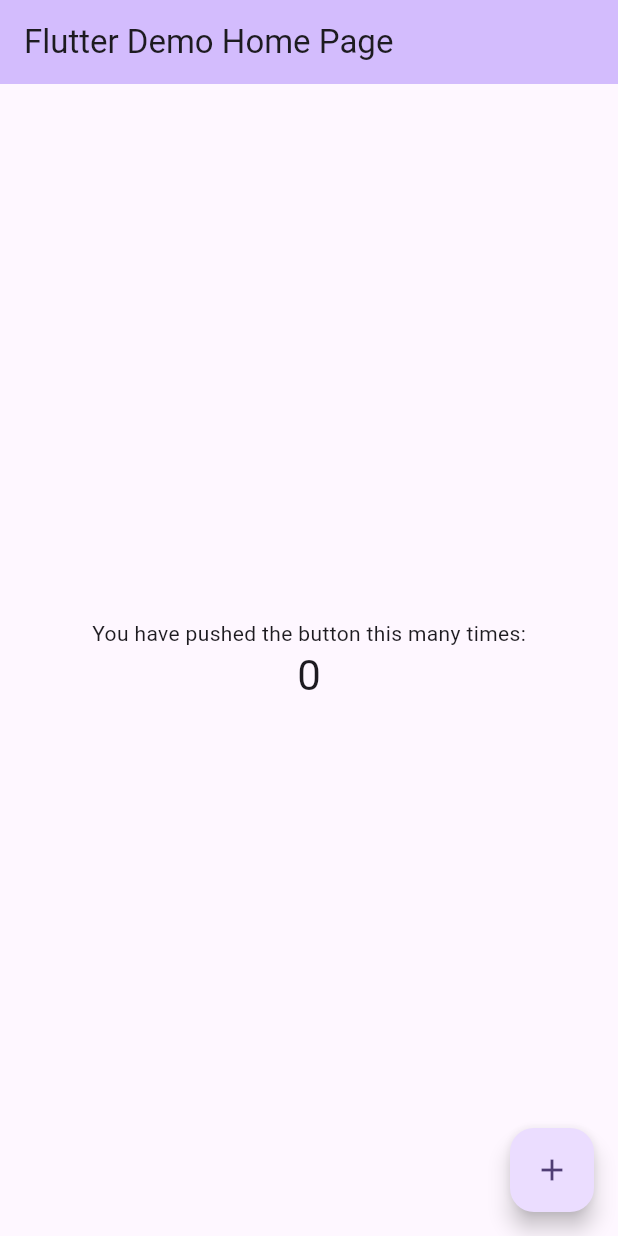
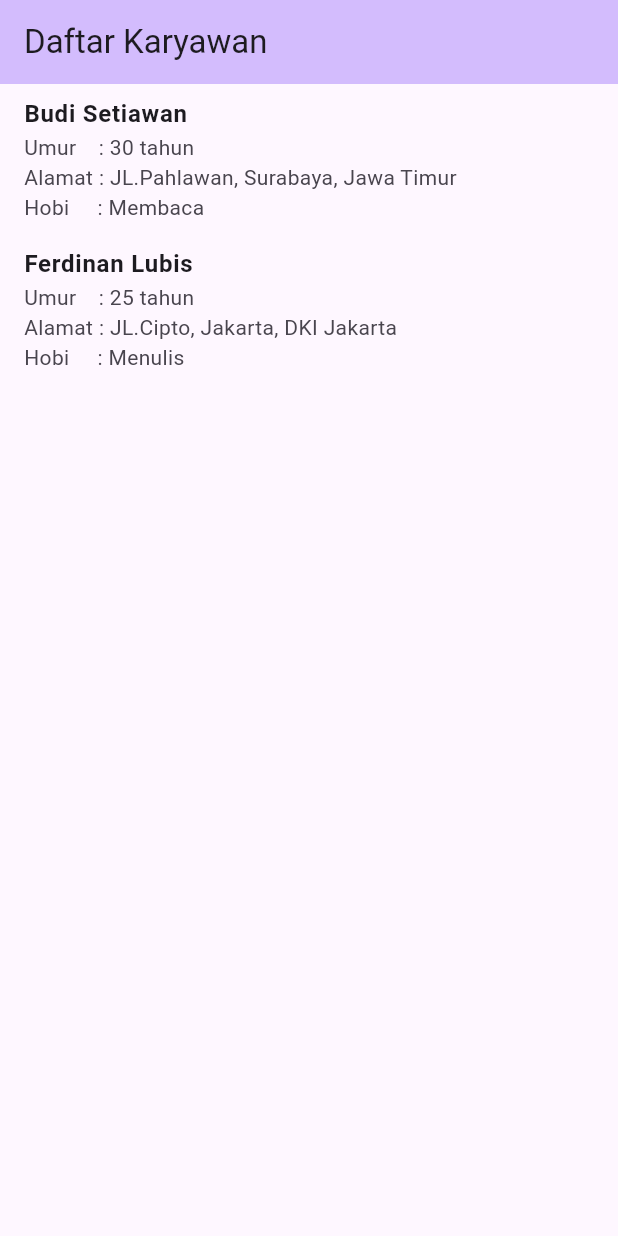
Before and after one commit to Mobile-Programming-MDP/project-latihan-pab2-MichaelRichi, a Flutter app: the screen it shows after launch, on a phone screen of 412 x 824 dp. Run offline on Flutter 3.47's test engine with Material 3 defaults, Android fonts, the phone set to English and light mode, and no system bars.

Commit message:
ADD : Home Page List Data Karyawan

```diff
--- /dev/null
+++ b/karyawan/assets/karyawan.json
@@ -0,0 +1,22 @@
+[
+    {
+        "nama" : "Budi Setiawan",
+        "umur" : 30,
+        "alamat" : {
+            "jalan" : "JL.Pahlawan",
+            "kota" : "Surabaya",
+            "provinsi" : "Jawa Timur"
+        },
+        "hobi" : ["Membaca", "Bersepeda"]
+    },
+    {
+        "nama" : "Ferdinan Lubis",
+        "umur" : 25,
+        "alamat" : {
+            "jalan" : "JL.Cipto",
+            "kota" : "Jakarta",
+            "provinsi" : "DKI Jakarta"
+        },
+        "hobi" : ["Menulis", "Makan"]
+    }
+]
--- a/karyawan/lib/main.dart
+++ b/karyawan/lib/main.dart
@@ -1,4 +1,7 @@
+import 'dart:convert';
 import 'package:flutter/material.dart';
+import 'package:flutter/services.dart';
+import 'package:karyawan/models/karyawan.dart';
 
 void main() {
   runApp(const MyApp());
@@ -7,119 +10,76 @@ void main() {
 class MyApp extends StatelessWidget {
   const MyApp({super.key});
 
-  // This widget is the root of your application.
   @override
   Widget build(BuildContext context) {
     return MaterialApp(
-      title: 'Flutter Demo',
+      title: "Daftar Karyawan",
       theme: ThemeData(
-        // This is the theme of your application.
-        //
-        // TRY THIS: Try running your application with "flutter run". You'll see
-        // the application has a purple toolbar. Then, without quitting the app,
-        // try changing the seedColor in the colorScheme below to Colors.green
-        // and then invoke "hot reload" (save your changes or press the "hot
-        // reload" button in a Flutter-supported IDE, or press "r" if you used
-        // the command line to start the app).
-        //
-        // Notice that the counter didn't reset back to zero; the application
-        // state is not lost during the reload. To reset the state, use hot
-        // restart instead.
-        //
-        // This works for code too, not just values: Most code changes can be
-        // tested with just a hot reload.
         colorScheme: ColorScheme.fromSeed(seedColor: Colors.deepPurple),
         useMaterial3: true,
       ),
-      home: const MyHomePage(title: 'Flutter Demo Home Page'),
+      home: const MyHomePage(),
     );
   }
 }
 
-class MyHomePage extends StatefulWidget {
-  const MyHomePage({super.key, required this.title});
+class MyHomePage extends StatelessWidget {
+  const MyHomePage({super.key});
 
-  // This widget is the home page of your application. It is stateful, meaning
-  // that it has a State object (defined below) that contains fields that affect
-  // how it looks.
-
-  // This class is the configuration for the state. It holds the values (in this
-  // case the title) provided by the parent (in this case the App widget) and
-  // used by the build method of the State. Fields in a Widget subclass are
-  // always marked "final".
-
-  final String title;
-
-  @override
-  State<MyHomePage> createState() => _MyHomePageState();
-}
-
-class _MyHomePageState extends State<MyHomePage> {
-  int _counter = 0;
-
-  void _incrementCounter() {
-    setState(() {
-      // This call to setState tells the Flutter framework that something has
-      // changed in this State, which causes it to rerun the build method below
-      // so that the display can reflect the updated values. If we changed
-      // _counter without calling setState(), then the build method would not be
-      // called again, and so nothing would appear to happen.
-      _counter++;
-    });
+  // Method untuk membaca data dari file json
+  Future<List<Karyawan>> _readJsonData() async {
+    String response = await rootBundle.loadString("assets/karyawan.json");
+    // Json Decode = Convert Json dari String
+    // List Dynamic dipakai karena data json berbentuk array
+    final List<dynamic> data = json.decode(response);
+    // Mengubah Data Json menjadi List Karyawan
+    return data.map((json) => Karyawan.fromJson(json)).toList();
   }
 
   @override
   Widget build(BuildContext context) {
-    // This method is rerun every time setState is called, for instance as done
-    // by the _incrementCounter method above.
-    //
-    // The Flutter framework has been optimized to make rerunning build methods
-    // fast, so that you can just rebuild anything that needs updating rather
-    // than having to individually change instances of widgets.
     return Scaffold(
       appBar: AppBar(
-        // TRY THIS: Try changing the color here to a specific color (to
-        // Colors.amber, perhaps?) and trigger a hot reload to see the AppBar
-        // change color while the other colors stay the same.
         backgroundColor: Theme.of(context).colorScheme.inversePrimary,
-        // Here we take the value from the MyHomePage object that was created by
-        // the App.build method, and use it to set our appbar title.
-        title: Text(widget.title),
+        title: const Text("Daftar Karyawan"),
       ),
-      body: Center(
-        // Center is a layout widget. It takes a single child and positions it
-        // in the middle of the parent.
-        child: Column(
-          // Column is also a layout widget. It takes a list of children and
-          // arranges them vertically. By default, it sizes itself to fit its
-          // children horizontally, and tries to be as tall as its parent.
-          //
-          // Column has various properties to control how it sizes itself and
-          // how it positions its children. Here we use mainAxisAlignment to
-          // center the children vertically; the main axis here is the vertical
-          // axis because Columns are vertical (the cross axis would be
-          // horizontal).
-          //
-          // TRY THIS: Invoke "debug painting" (choose the "Toggle Debug Paint"
-          // action in the IDE, or press "p" in the console), to see the
-          // wireframe for each widget.
-          mainAxisAlignment: MainAxisAlignment.center,
-          children: <Widget>[
-            const Text(
-              'You have pushed the button this many times:',
-            ),
-            Text(
-              '$_counter',
-              style: Theme.of(context).textTheme.headlineMedium,
-            ),
-          ],
-        ),
+      body: FutureBuilder<List<Karyawan>>(
+        future: _readJsonData(),
+        builder: (context, snapshot) {
+          if (snapshot.hasData) {
+            return ListView.builder(
+                itemCount: snapshot.data!.length,
+                itemBuilder: (context, index) {
+                  return ListTile(
+                    title: Text(
+                      snapshot.data![index].nama,
+                      style: const TextStyle(fontWeight: FontWeight.bold),
+                    ),
+                    subtitle: Column(
+                      crossAxisAlignment: CrossAxisAlignment.start,
+                      children: [
+                        Text("Umur    : ${snapshot.data![index].umur} tahun"),
+                        Text("Alamat : ${snapshot.data![index].alamat.jalan}, "
+                            "${snapshot.data![index].alamat.kota}, "
+                            "${snapshot.data![index].alamat.provinsi}"),
+                        if (snapshot.data![index].hobi.length > 1)
+                          Text("Hobi     : ${snapshot.data![index].hobi[0]}"),
+                        // Text(
+                        //     "Hobi     : ${snapshot.data![index].hobi.join(", ")}"),
+                      ],
+                    ),
+                  );
+                });
+          } else if (snapshot.hasError) {
+            return Center(
+              child: Text("Error: ${snapshot.error}"),
+            );
+          }
+          return const Center(
+            child: CircularProgressIndicator(),
+          );
+        },
       ),
-      floatingActionButton: FloatingActionButton(
-        onPressed: _incrementCounter,
-        tooltip: 'Increment',
-        child: const Icon(Icons.add),
-      ), // This trailing comma makes auto-formatting nicer for build methods.
     );
   }
 }
--- /dev/null
+++ b/karyawan/lib/models/karyawan.dart
@@ -0,0 +1,38 @@
+class Karyawan {
+  final String nama;
+  final int umur;
+  final Alamat alamat;
+  final List<String> hobi;
+
+  Karyawan(
+      {required this.nama,
+      required this.umur,
+      required this.alamat,
+      required this.hobi});
+
+  factory Karyawan.fromJson(Map<String, dynamic> json) {
+    return Karyawan(
+      nama: json['nama'],
+      umur: json['umur'],
+      alamat: Alamat.fromJson(json['alamat']),
+      hobi: List<String>.from(json['hobi']),
+    );
+  }
+}
+
+class Alamat {
+  final String jalan;
+  final String kota;
+  final String provinsi;
+
+  Alamat({required this.jalan, required this.kota, required this.provinsi});
+
+  factory Alamat.fromJson(Map<String, dynamic> json) {
+    return Alamat(
+      jalan: json['jalan'],
+      kota: json['kota'],
+      provinsi: json['provinsi'],
+    );
+  }
+}
+// class dibuat agar saat mainnya dipanggil objeknya saja tidak perlu array dll
--- a/karyawan/pubspec.yaml
+++ b/karyawan/pubspec.yaml
@@ -59,7 +59,8 @@ flutter:
   uses-material-design: true
 
   # To add assets to your application, add an assets section, like this:
-  # assets:
+  assets:
+    - assets/karyawan.json
   #   - images/a_dot_burr.jpeg
   #   - images/a_dot_ham.jpeg
 
```
